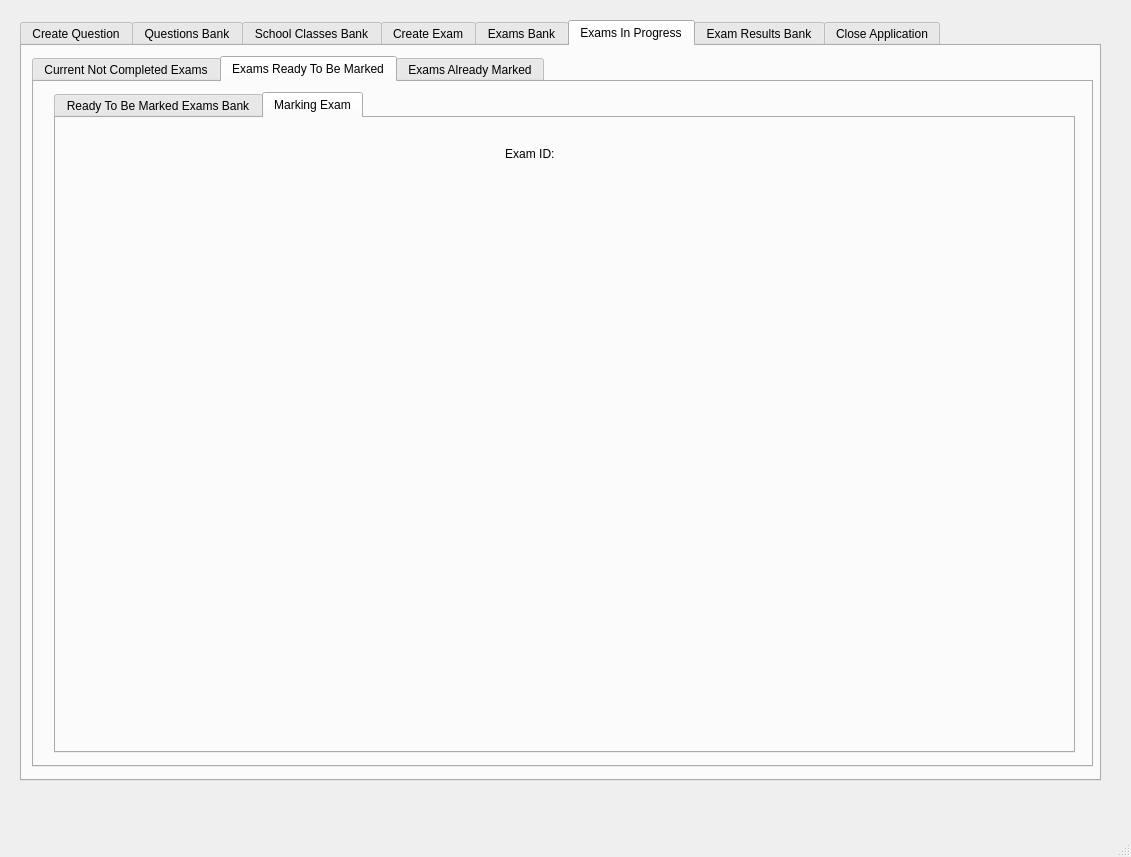
Qt form GUI/TeacherGUIQtDesigner.ui (applet199/OOPCourseWorkTwo) before a commit.
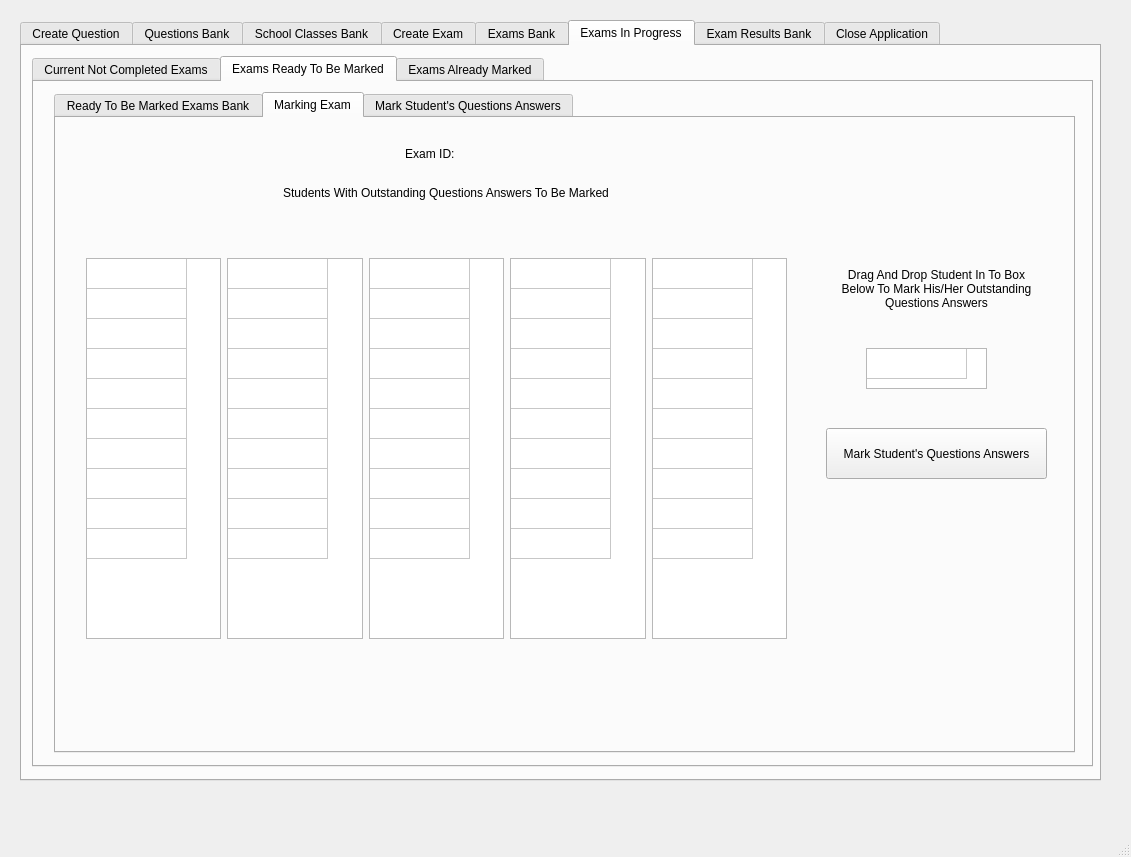
The same form after that commit. The open tabs and pages were chosen to show the change.

Commit message: starting to make sense of the essay questions marking SQL

```diff
--- a/GUI/TeacherGUIQtDesigner.ui
+++ b/GUI/TeacherGUIQtDesigner.ui
@@ -2464,7 +2464,7 @@
          <widget class="QLabel" name="label_49">
           <property name="geometry">
            <rect>
-            <x>390</x>
+            <x>290</x>
             <y>20</y>
             <width>171</width>
             <height>31</height>
@@ -2477,6 +2477,452 @@
            <set>Qt::AlignCenter</set>
           </property>
          </widget>
+         <widget class="QLabel" name="label_59">
+          <property name="geometry">
+           <rect>
+            <x>140</x>
+            <y>50</y>
+            <width>500</width>
+            <height>50</height>
+           </rect>
+          </property>
+          <property name="minimumSize">
+           <size>
+            <width>500</width>
+            <height>50</height>
+           </size>
+          </property>
+          <property name="text">
+           <string>Students With Outstanding Questions Answers To Be Marked</string>
+          </property>
+          <property name="alignment">
+           <set>Qt::AlignCenter</set>
+          </property>
+         </widget>
+         <widget class="QTableWidget" name="tableWidget_19">
+          <property name="geometry">
+           <rect>
+            <x>810</x>
+            <y>230</y>
+            <width>121</width>
+            <height>41</height>
+           </rect>
+          </property>
+          <property name="rowCount">
+           <number>1</number>
+          </property>
+          <property name="columnCount">
+           <number>1</number>
+          </property>
+          <attribute name="horizontalHeaderVisible">
+           <bool>false</bool>
+          </attribute>
+          <attribute name="verticalHeaderVisible">
+           <bool>false</bool>
+          </attribute>
+          <row/>
+          <column/>
+         </widget>
+         <widget class="QLabel" name="label_60">
+          <property name="geometry">
+           <rect>
+            <x>780</x>
+            <y>130</y>
+            <width>201</width>
+            <height>81</height>
+           </rect>
+          </property>
+          <property name="text">
+           <string>Drag And Drop Student In To Box Below To Mark His/Her Outstanding Questions Answers</string>
+          </property>
+          <property name="alignment">
+           <set>Qt::AlignCenter</set>
+          </property>
+          <property name="wordWrap">
+           <bool>true</bool>
+          </property>
+         </widget>
+         <widget class="QLabel" name="label_61">
+          <property name="geometry">
+           <rect>
+            <x>790</x>
+            <y>400</y>
+            <width>181</width>
+            <height>81</height>
+           </rect>
+          </property>
+          <property name="text">
+           <string/>
+          </property>
+          <property name="alignment">
+           <set>Qt::AlignCenter</set>
+          </property>
+         </widget>
+         <widget class="QPushButton" name="pushButton_33">
+          <property name="geometry">
+           <rect>
+            <x>770</x>
+            <y>310</y>
+            <width>221</width>
+            <height>51</height>
+           </rect>
+          </property>
+          <property name="text">
+           <string>Mark Student's Questions Answers</string>
+          </property>
+         </widget>
+         <widget class="QWidget" name="">
+          <property name="geometry">
+           <rect>
+            <x>30</x>
+            <y>120</y>
+            <width>701</width>
+            <height>401</height>
+           </rect>
+          </property>
+          <layout class="QHBoxLayout" name="horizontalLayout_15">
+           <item>
+            <layout class="QVBoxLayout" name="verticalLayout_37">
+             <item>
+              <widget class="QLabel" name="label_50">
+               <property name="text">
+                <string/>
+               </property>
+               <property name="alignment">
+                <set>Qt::AlignCenter</set>
+               </property>
+              </widget>
+             </item>
+             <item>
+              <widget class="QTableWidget" name="tableWidget_20">
+               <property name="rowCount">
+                <number>10</number>
+               </property>
+               <property name="columnCount">
+                <number>1</number>
+               </property>
+               <attribute name="horizontalHeaderVisible">
+                <bool>false</bool>
+               </attribute>
+               <attribute name="verticalHeaderVisible">
+                <bool>false</bool>
+               </attribute>
+               <row/>
+               <row/>
+               <row/>
+               <row/>
+               <row/>
+               <row/>
+               <row/>
+               <row/>
+               <row/>
+               <row/>
+               <column/>
+              </widget>
+             </item>
+            </layout>
+           </item>
+           <item>
+            <layout class="QVBoxLayout" name="verticalLayout_38">
+             <item>
+              <widget class="QLabel" name="label_51">
+               <property name="text">
+                <string/>
+               </property>
+               <property name="alignment">
+                <set>Qt::AlignCenter</set>
+               </property>
+              </widget>
+             </item>
+             <item>
+              <widget class="QTableWidget" name="tableWidget_21">
+               <property name="rowCount">
+                <number>10</number>
+               </property>
+               <property name="columnCount">
+                <number>1</number>
+               </property>
+               <attribute name="horizontalHeaderVisible">
+                <bool>false</bool>
+               </attribute>
+               <attribute name="verticalHeaderVisible">
+                <bool>false</bool>
+               </attribute>
+               <row/>
+               <row/>
+               <row/>
+               <row/>
+               <row/>
+               <row/>
+               <row/>
+               <row/>
+               <row/>
+               <row/>
+               <column/>
+              </widget>
+             </item>
+            </layout>
+           </item>
+           <item>
+            <layout class="QVBoxLayout" name="verticalLayout_39">
+             <item>
+              <widget class="QLabel" name="label_52">
+               <property name="text">
+                <string/>
+               </property>
+               <property name="alignment">
+                <set>Qt::AlignCenter</set>
+               </property>
+              </widget>
+             </item>
+             <item>
+              <widget class="QTableWidget" name="tableWidget_22">
+               <property name="rowCount">
+                <number>10</number>
+               </property>
+               <property name="columnCount">
+                <number>1</number>
+               </property>
+               <attribute name="horizontalHeaderVisible">
+                <bool>false</bool>
+               </attribute>
+               <attribute name="verticalHeaderVisible">
+                <bool>false</bool>
+               </attribute>
+               <row/>
+               <row/>
+               <row/>
+               <row/>
+               <row/>
+               <row/>
+               <row/>
+               <row/>
+               <row/>
+               <row/>
+               <column/>
+              </widget>
+             </item>
+            </layout>
+           </item>
+           <item>
+            <layout class="QVBoxLayout" name="verticalLayout_40">
+             <item>
+              <widget class="QLabel" name="label_55">
+               <property name="text">
+                <string/>
+               </property>
+               <property name="alignment">
+                <set>Qt::AlignCenter</set>
+               </property>
+              </widget>
+             </item>
+             <item>
+              <widget class="QTableWidget" name="tableWidget_23">
+               <property name="rowCount">
+                <number>10</number>
+               </property>
+               <property name="columnCount">
+                <number>1</number>
+               </property>
+               <attribute name="horizontalHeaderVisible">
+                <bool>false</bool>
+               </attribute>
+               <attribute name="verticalHeaderVisible">
+                <bool>false</bool>
+               </attribute>
+               <row/>
+               <row/>
+               <row/>
+               <row/>
+               <row/>
+               <row/>
+               <row/>
+               <row/>
+               <row/>
+               <row/>
+               <column/>
+              </widget>
+             </item>
+            </layout>
+           </item>
+           <item>
+            <layout class="QVBoxLayout" name="verticalLayout_41">
+             <item>
+              <widget class="QLabel" name="label_58">
+               <property name="text">
+                <string/>
+               </property>
+               <property name="alignment">
+                <set>Qt::AlignCenter</set>
+               </property>
+              </widget>
+             </item>
+             <item>
+              <widget class="QTableWidget" name="tableWidget_24">
+               <property name="rowCount">
+                <number>10</number>
+               </property>
+               <property name="columnCount">
+                <number>1</number>
+               </property>
+               <attribute name="horizontalHeaderVisible">
+                <bool>false</bool>
+               </attribute>
+               <attribute name="verticalHeaderVisible">
+                <bool>false</bool>
+               </attribute>
+               <row/>
+               <row/>
+               <row/>
+               <row/>
+               <row/>
+               <row/>
+               <row/>
+               <row/>
+               <row/>
+               <row/>
+               <column/>
+              </widget>
+             </item>
+            </layout>
+           </item>
+          </layout>
+         </widget>
+        </widget>
+        <widget class="QWidget" name="tab_27">
+         <attribute name="title">
+          <string>Mark Student's Questions Answers</string>
+         </attribute>
+         <widget class="QLabel" name="label_62">
+          <property name="geometry">
+           <rect>
+            <x>380</x>
+            <y>30</y>
+            <width>201</width>
+            <height>41</height>
+           </rect>
+          </property>
+          <property name="text">
+           <string>Exam ID: </string>
+          </property>
+          <property name="alignment">
+           <set>Qt::AlignCenter</set>
+          </property>
+         </widget>
+         <widget class="QLabel" name="label_63">
+          <property name="geometry">
+           <rect>
+            <x>400</x>
+            <y>80</y>
+            <width>161</width>
+            <height>41</height>
+           </rect>
+          </property>
+          <property name="text">
+           <string>Student ID: </string>
+          </property>
+          <property name="alignment">
+           <set>Qt::AlignCenter</set>
+          </property>
+         </widget>
+         <widget class="QTableWidget" name="tableWidget_25">
+          <property name="geometry">
+           <rect>
+            <x>240</x>
+            <y>220</y>
+            <width>131</width>
+            <height>381</height>
+           </rect>
+          </property>
+          <property name="rowCount">
+           <number>10</number>
+          </property>
+          <property name="columnCount">
+           <number>1</number>
+          </property>
+          <attribute name="horizontalHeaderVisible">
+           <bool>false</bool>
+          </attribute>
+          <attribute name="verticalHeaderVisible">
+           <bool>false</bool>
+          </attribute>
+          <row/>
+          <row/>
+          <row/>
+          <row/>
+          <row/>
+          <row/>
+          <row/>
+          <row/>
+          <row/>
+          <row/>
+          <column/>
+         </widget>
+         <widget class="QLabel" name="label_64">
+          <property name="geometry">
+           <rect>
+            <x>180</x>
+            <y>140</y>
+            <width>271</width>
+            <height>51</height>
+           </rect>
+          </property>
+          <property name="text">
+           <string>Outstanding Questions To Be Marked</string>
+          </property>
+          <property name="alignment">
+           <set>Qt::AlignCenter</set>
+          </property>
+         </widget>
+         <widget class="QTableWidget" name="tableWidget_26">
+          <property name="geometry">
+           <rect>
+            <x>650</x>
+            <y>290</y>
+            <width>141</width>
+            <height>51</height>
+           </rect>
+          </property>
+         </widget>
+         <widget class="QLabel" name="label_65">
+          <property name="geometry">
+           <rect>
+            <x>600</x>
+            <y>190</y>
+            <width>241</width>
+            <height>71</height>
+           </rect>
+          </property>
+          <property name="text">
+           <string>TextLabel</string>
+          </property>
+         </widget>
+         <widget class="QPushButton" name="pushButton_34">
+          <property name="geometry">
+           <rect>
+            <x>630</x>
+            <y>360</y>
+            <width>181</width>
+            <height>61</height>
+           </rect>
+          </property>
+          <property name="text">
+           <string>Mark Question</string>
+          </property>
+         </widget>
+         <widget class="QLabel" name="label_66">
+          <property name="geometry">
+           <rect>
+            <x>630</x>
+            <y>450</y>
+            <width>191</width>
+            <height>71</height>
+           </rect>
+          </property>
+          <property name="text">
+           <string>TextLabel</string>
+          </property>
+         </widget>
         </widget>
        </widget>
       </widget>
```
Left out of the diff: 19 changed lines with no effect on the pictures. The commit also changes 24 other files.
